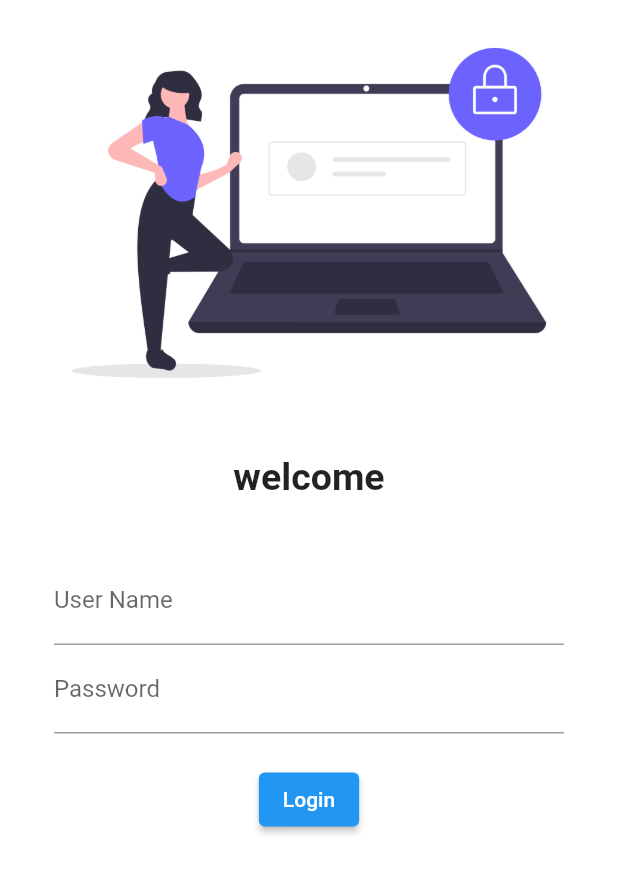
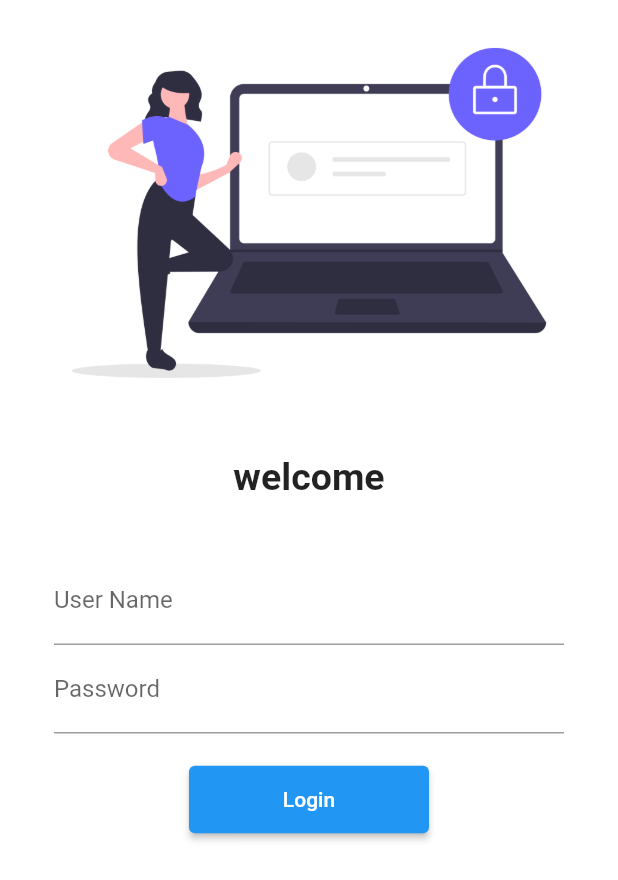
Before and after one commit to lgsandy/flutter-learning, a Flutter app: the screen it shows after launch, on a phone screen of 412 x 824 dp. Shown: the top 880 px of the screen. Run offline on Flutter 3.47's test engine with Material 2 defaults, Android fonts, the phone set to English and light mode, and no system bars; missing offline and left inert: dart:html.

Commit message:
Router is saperated.Navigation is done from login to home.

```diff
--- a/lib/home.dart
+++ b/lib/home.dart
@@ -11,6 +11,7 @@ class Home extends StatelessWidget {
       appBar: AppBar(
         title: Text("Home"),
       ),
+      drawer: Drawer(),
       body: Center(
         child: Container(
           child: Text("Hello from flutter app"),
--- a/lib/login.dart
+++ b/lib/login.dart
@@ -1,4 +1,5 @@
 import 'package:flutter/material.dart';
+import 'package:flutter_application_1/utils/router/routes.dart';
 
 class Login extends StatelessWidget {
   const Login({Key? key}) : super(key: key);
@@ -7,6 +8,7 @@ class Login extends StatelessWidget {
   Widget build(BuildContext context) {
     return Material(
       color: Colors.white,
+      child: SingleChildScrollView(
         child: Column(
           children: [
             Image.asset(
@@ -39,12 +41,19 @@ class Login extends StatelessWidget {
                   SizedBox(
                     height: 20,
                   ),
-                ElevatedButton(onPressed: () {}, child: Text("Login"))
+                  ElevatedButton(
+                    onPressed: () {
+                      Navigator.pushNamed(context, AppRouts.homeRoute);
+                    },
+                    child: Text("Login"),
+                    style: TextButton.styleFrom(minimumSize: Size(160, 45)),
+                  )
                 ],
               ),
             )
           ],
         ),
+      ),
     );
   }
 }
--- a/lib/main.dart
+++ b/lib/main.dart
@@ -1,6 +1,7 @@
 import 'package:flutter/material.dart';
 import 'package:flutter_application_1/home.dart';
 import 'package:flutter_application_1/login.dart';
+import 'package:flutter_application_1/utils/router/routes.dart';
 
 void main() {
   runApp(MyApp());
@@ -10,11 +11,10 @@ class MyApp extends StatelessWidget {
   @override
   Widget build(BuildContext context) {
     return MaterialApp(
-      initialRoute: "/login",
+      initialRoute: AppRouts.loginRoute,
       routes: {
-        "/": (context) => Home(),
-        "/login": (context) => Login(),
-        "/home": (context) => Home()
+        AppRouts.homeRoute: (context) => Home(),
+        AppRouts.loginRoute: (context) => Login(),
       },
     );
   }
--- /dev/null
+++ b/lib/utils/router/routes.dart
@@ -0,0 +1,4 @@
+class AppRouts {
+  static String homeRoute = "/home";
+  static String loginRoute = "/login";
+}
```
Lines whose indentation alone changed are shown as unchanged.
